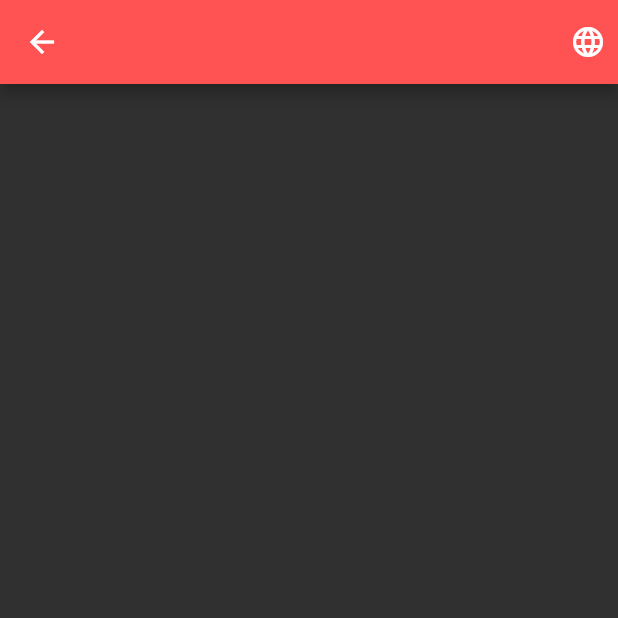
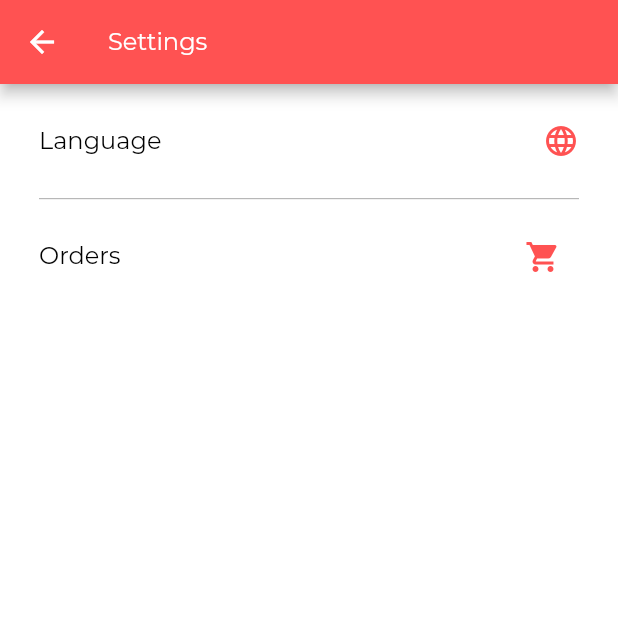
Before and after one commit to ShivlalChavan/FlutterESHOP, a Flutter app: the Settings screen opened directly, on a phone screen of 412 x 824 dp, the top half of it. Run offline on Flutter 3.47's test engine with Material 2 defaults, Android fonts, the phone set to English and light mode, and no system bars; our stand-ins replace bottom_navy_bar, flutter_form_builder, flutter_rating_bar, image_picker, modal_progress_hud, shared_preferences and 1 more; missing offline and left inert: razorpay_flutter; accounts and stored records are empty; network calls fail.

Commit message:
my orders completed

```diff
--- a/lib/database/productmodel.dart
+++ b/lib/database/productmodel.dart
@@ -1,6 +1,7 @@
 class CartProduct{
 
   String id;
+  String productId;
   String userId;
   String productname;
   String productAuthor;
@@ -8,10 +9,11 @@ class CartProduct{
   String price;
   String quantity;
 
-  CartProduct({this.userId,this.productname,this.productAuthor,this.productImage,this.price,this.quantity});
+  CartProduct({this.userId,this.productId,this.productname,this.productAuthor,this.productImage,this.price,this.quantity});
 
   CartProduct.map(dynamic obj) {
     this.userId = obj["userId"];
+    this.productId = obj['productid'];
     this.productname = obj["productname"];
     this.productAuthor = obj["productauthor"];
     this.productImage = obj["image"];
@@ -22,6 +24,7 @@ class CartProduct{
   Map<String, dynamic> toMap(){
     var map = Map<String,dynamic>();
     map["userId"] = this.userId;
+    map['productid']=this.productId;
     map["productname"] = productname;
     map["productauthor"] = productAuthor;
     map["image"] = productImage;
--- a/lib/localization/language.dart
+++ b/lib/localization/language.dart
@@ -9,9 +9,9 @@ class Language {
 
   static List<Language> languageList() {
     return <Language>[
-    Language(1,"US","English","en"),
-    Language(2,"IN","Hindi","hi"),
-    Language(3,"IN","Marathi","mr")
+    Language(1,"US","English",'en'),
+    Language(2,"IN","हिंदी",'hi'),
+    Language(3,"IN","मराठी",'mr')
     ];
   }
 }
--- a/lib/localization/language_constant.dart
+++ b/lib/localization/language_constant.dart
@@ -26,9 +26,9 @@ Future<Locale> getLocale() async {
     case ENGLISH:
       return Locale(ENGLISH,'US');
     case HINDI:
-      return Locale(HINDI,'IN');
+      return Locale(HINDI,"IN");
     case MARATHI:
-      return Locale(MARATHI,'IN');
+      return Locale(MARATHI,"IN");
     default :
       return Locale(ENGLISH,'US');
   }
--- a/lib/model/ordermodel.dart
+++ b/lib/model/ordermodel.dart
@@ -1,5 +1,7 @@
 
 import 'package:json_annotation/json_annotation.dart';
+
+
 
 @JsonSerializable()
 class Order {
@@ -24,6 +26,7 @@ class Order {
     this.id,
     this.v
   });
+
 
 
   factory Order.fromJson(Map<String,dynamic> parsedJson){
--- a/lib/screens/bookdetail.dart
+++ b/lib/screens/bookdetail.dart
@@ -78,7 +78,7 @@ class _BookDetailState extends State<BookDetail> {
 
     var db = DatabaseHelper();
 
-    CartProduct cartProduct = CartProduct(userId: "",productname: bookdata.title,
+    CartProduct cartProduct = CartProduct(userId: "",productId: bookdata.id,productname: bookdata.title,
                                   productAuthor: bookdata.author,productImage: bookdata.image,
                                   price:  bookdata.price.toString(),quantity: "1");
 
--- a/lib/screens/dashboard.dart
+++ b/lib/screens/dashboard.dart
@@ -93,7 +93,7 @@ class _DashboardState extends State<Dashboard> {
     var db = DatabaseHelper();
 
     List<CartProduct> list = await db.getProduct();
-    print('GOT List - ${list[0].toMap()}');
+   // print('GOT List - ${list[0].toMap()}');
 
   }
 
--- a/lib/screens/usersettings.dart
+++ b/lib/screens/usersettings.dart
@@ -1,6 +1,9 @@
 import 'package:flutter/material.dart';
+import 'package:flutterstationaryshop/constant/constants.dart';
 import 'package:flutterstationaryshop/localization/language.dart';
 import 'package:flutterstationaryshop/localization/language_constant.dart';
+import 'package:flutterstationaryshop/screens/myordersscreen.dart';
+import 'package:flutterstationaryshop/widget/settingtile.dart';
 
 import '../main.dart';
 
@@ -14,10 +17,21 @@ class _SettingsState extends State<Settings> {
   @override
   Widget build(BuildContext context) {
     return Scaffold(
+      backgroundColor: Colors.white,
       appBar: AppBar(
         backgroundColor: Colors.redAccent,
+        leading: IconButton(
+          icon: Icon(Icons.arrow_back),
+          onPressed: (){
+            Navigator.pop(context);
+          },
+        ),
+        title: Text(
+            'Settings',
+            style: kScreenTitle
+        ),
         actions: <Widget>[
-          Padding(
+         /* Padding(
             padding: EdgeInsets.all(8.0),
             child: DropdownButton<Language>(
               underline: SizedBox(),
@@ -44,18 +58,93 @@ class _SettingsState extends State<Settings> {
                     ),
                   )).toList(),
             ),
-          )
+          )*/
         ],
       ),
       body: Container(
         color: Colors.white,
         child: Column(
           children: <Widget>[
+            Padding(
+              padding: EdgeInsets.all(10.0),
+              child: ListTile(
+                  title: Text(
+                    'Language',
+                    style: kbookTitle,
+                  ),
+                  trailing: DropdownButton<Language>(
+                    dropdownColor: Colors.white,
+                    underline: SizedBox(),
+                    icon: Icon(
+                      Icons.language,
+                      color: Colors.redAccent,
+                    ),
+                    onChanged: (Language languae){
+                      _changedLanguage(languae);
+                    },
+                    items: Language.languageList()
+                        .map<DropdownMenuItem<Language>>(
+                            (e) => DropdownMenuItem<Language>(
+                          value: e,
+                          child: Row(
+                            mainAxisAlignment: MainAxisAlignment.spaceAround,
+                            children: <Widget>[
+                              Text(
+                                e.flag,
+                                style: TextStyle(
+                                    fontSize: 20,
+                                    color: Colors.black,
+
+                                ),
+
+
+                              ),
+                              Text(e.name,
+                                style: TextStyle(
+                                    fontSize: 24,
+                                    color: Colors.black
+                                ),)
+                            ],
+                          ),
+                        )).toList(),
+                  ),
+            ),
+            ),
+            Padding(
+              padding: EdgeInsets.symmetric(horizontal: 26.0),
+              child: Divider(
+                color: Colors.black45,
+                height: 1,
+                thickness: 0.5,
+              ),
+            ),
+            Padding(
+              padding: EdgeInsets.all(10.0),
+              child: ListTile(
+                title: Text(
+                  'Orders',
+                  style: kbookTitle,
+                ),
+                trailing: Container(
+                  child: IconButton(
+                    icon: Icon(
+                      Icons.shopping_cart,
+                      color: Colors.redAccent,
+                    ),
+                    onPressed: (){
+                      Navigator.push(context,
+                          MaterialPageRoute(builder: (context){
+                            return MyOrders();
+                          }));
+                    },
+                  ),
+                ),
+              ),
+            )
 
           ],
         ),
       ),
-
     );
   }
 
```
Also changed, not shown: lib/database/database_helper.dart (+10 -1 lines), lib/model/myorder.dart (added, +141 -0 lines), lib/screens/checkout_product.dart (+73 -17 lines), lib/screens/myordersscreen.dart (added, +97 -0 lines), lib/services/networking.dart (+32 -0 lines), lib/services/stationaryapi.dart (+23 -0 lines), lib/widget/checkboxtile.dart (+5 -3 lines), lib/widget/ordertile.dart (added, +56 -0 lines), lib/widget/settingtile.dart (added, +50 -0 lines), lib/widget/simplealert.dart (added, +43 -0 lines).
